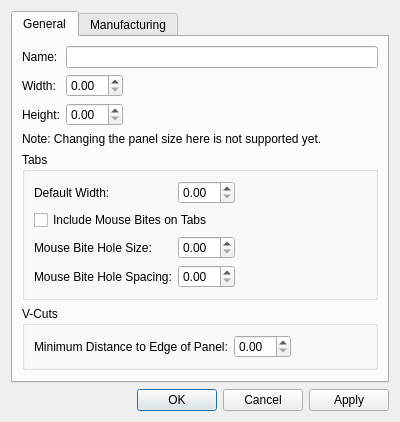
Above: libs/librepcb/editor/project/panel/panelsetupdialog.ui from AvetosDesign/LibrePCB before the change. Below: the same form after it.
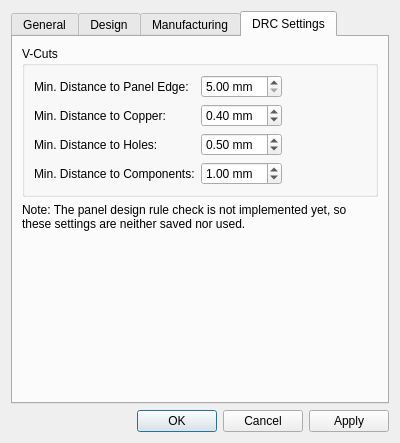
That is the form after the change. The open tabs and pages were chosen to show the change.

Commit message: Revised Panel settings dialog.

Diff of the .ui file:
```diff
--- a/libs/librepcb/editor/project/panel/panelsetupdialog.ui
+++ b/libs/librepcb/editor/project/panel/panelsetupdialog.ui
@@ -76,17 +76,14 @@
          </property>
         </widget>
        </item>
-       <item row="3" column="0" colspan="2">
-        <widget class="QLabel" name="lblSizeNotYetEditable">
-         <property name="text">
-          <string>Note: Changing the panel size here is not supported yet.</string>
-         </property>
-         <property name="wordWrap">
-          <bool>true</bool>
-         </property>
-        </widget>
-       </item>
-       <item row="4" column="0" colspan="2">
+      </layout>
+     </widget>
+     <widget class="QWidget" name="tabDesign">
+      <attribute name="title">
+       <string>Design</string>
+      </attribute>
+      <layout class="QVBoxLayout" name="verticalLayoutDesign">
+       <item>
         <widget class="QGroupBox" name="grpTabs">
          <property name="title">
           <string>Tabs</string>
@@ -111,11 +108,23 @@
                </sizepolicy>
               </property>
               <property name="toolTip">
-               <string>Width used by all tabs which don&apos;t override it</string>
+             <string>Width used by all tabs which don't override it</string>
               </property>
              </widget>
            </item>
-           <item row="1" column="0" colspan="2">
+         </layout>
+        </widget>
+       </item>
+       <item>
+        <widget class="QGroupBox" name="grpMouseBites">
+         <property name="title">
+          <string>Mouse Bites</string>
+         </property>
+         <layout class="QFormLayout" name="formLayoutMouseBites">
+          <property name="fieldGrowthPolicy">
+           <enum>QFormLayout::FieldGrowthPolicy::AllNonFixedFieldsGrow</enum>
+          </property>
+          <item row="0" column="0" colspan="2">
              <widget class="QCheckBox" name="cbxDefaultMouseBites">
               <property name="text">
                <string>Include Mouse Bites on Tabs</string>
@@ -125,14 +134,14 @@
               </property>
              </widget>
            </item>
-           <item row="2" column="0">
+          <item row="1" column="0">
              <widget class="QLabel" name="lblDefaultMouseBiteDiameter">
               <property name="text">
-               <string>Mouse Bite Hole Size:</string>
+             <string>Default Hole Size:</string>
               </property>
              </widget>
            </item>
-           <item row="2" column="1">
+          <item row="1" column="1">
              <widget class="QDoubleSpinBox" name="spbxDefaultMouseBiteDiameter">
               <property name="sizePolicy">
                <sizepolicy hsizetype="Fixed" vsizetype="Fixed">
@@ -141,18 +150,18 @@
                </sizepolicy>
               </property>
               <property name="toolTip">
-               <string>Default diameter of the mouse bite holes along the tabs&apos; cut lines</string>
+             <string>Default diameter of the mouse bite holes along the tabs' cut lines</string>
               </property>
              </widget>
            </item>
-           <item row="3" column="0">
+          <item row="2" column="0">
              <widget class="QLabel" name="lblDefaultMouseBiteSpacing">
               <property name="text">
-               <string>Mouse Bite Hole Spacing:</string>
+             <string>Default Hole Spacing:</string>
               </property>
              </widget>
            </item>
-           <item row="3" column="1">
+          <item row="2" column="1">
              <widget class="QDoubleSpinBox" name="spbxDefaultMouseBiteSpacing">
               <property name="sizePolicy">
                <sizepolicy hsizetype="Fixed" vsizetype="Fixed">
@@ -165,27 +174,76 @@
               </property>
              </widget>
            </item>
+          <item row="3" column="0">
+           <widget class="QLabel" name="lblDefaultMouseBiteOffset">
+            <property name="text">
+             <string>Default Offset:</string>
+            </property>
+           </widget>
+          </item>
+          <item row="3" column="1">
+           <widget class="QDoubleSpinBox" name="spbxDefaultMouseBiteOffset">
+            <property name="sizePolicy">
+             <sizepolicy hsizetype="Fixed" vsizetype="Fixed">
+              <horstretch>0</horstretch>
+              <verstretch>0</verstretch>
+             </sizepolicy>
+            </property>
+            <property name="toolTip">
+             <string>Default distance of the mouse bite hole centers from the board edge (negative: inside the board outline, positive: outside of it)</string>
+            </property>
+           </widget>
+          </item>
          </layout>
         </widget>
        </item>
-       <item row="5" column="0" colspan="2">
-        <widget class="QGroupBox" name="grpVCuts">
+       <item>
+        <widget class="QGroupBox" name="grpFraming">
          <property name="title">
-          <string>V-Cuts</string>
+          <string>Framing</string>
          </property>
-         <layout class="QFormLayout" name="formLayoutVCuts">
+         <layout class="QFormLayout" name="formLayoutFraming">
           <property name="fieldGrowthPolicy">
            <enum>QFormLayout::FieldGrowthPolicy::AllNonFixedFieldsGrow</enum>
           </property>
            <item row="0" column="0">
-             <widget class="QLabel" name="lblDefaultVCutMinPanelEdgeDistance">
+           <widget class="QLabel" name="lblRoutingStyle">
               <property name="text">
-               <string>Minimum Distance to Edge of Panel:</string>
+             <string>Routing Style:</string>
               </property>
              </widget>
            </item>
            <item row="0" column="1">
-             <widget class="QDoubleSpinBox" name="spbxDefaultVCutMinPanelEdgeDistance">
+           <widget class="QComboBox" name="cbxRoutingStyle">
+            <property name="toolTip">
+             <string>None: boards are not routed (V-cuts only). Open: everything except the frame and the tabs is removed. Tight: a single route around each board, interrupted by the tabs.</string>
+            </property>
+            <item>
+             <property name="text">
+              <string>None</string>
+             </property>
+            </item>
+            <item>
+             <property name="text">
+              <string>Open</string>
+             </property>
+            </item>
+            <item>
+             <property name="text">
+              <string>Tight</string>
+             </property>
+            </item>
+           </widget>
+          </item>
+          <item row="1" column="0">
+           <widget class="QLabel" name="lblFrameWidthTopBottom">
+            <property name="text">
+             <string>Frame Width Top/Bottom:</string>
+            </property>
+           </widget>
+          </item>
+          <item row="1" column="1">
+           <widget class="QDoubleSpinBox" name="spbxFrameWidthTopBottom">
               <property name="sizePolicy">
                <sizepolicy hsizetype="Fixed" vsizetype="Fixed">
                 <horstretch>0</horstretch>
@@ -193,13 +251,46 @@
                </sizepolicy>
               </property>
               <property name="toolTip">
-               <string>Default minimum distance between a V-cut line and the edge of the panel</string>
+             <string>Width of the frame (rail) along the top and bottom panel edges, for the Open routing style (0 = no frame there)</string>
+            </property>
+           </widget>
+          </item>
+          <item row="2" column="0">
+           <widget class="QLabel" name="lblFrameWidthLeftRight">
+            <property name="text">
+             <string>Frame Width Left/Right:</string>
+            </property>
+           </widget>
+          </item>
+          <item row="2" column="1">
+           <widget class="QDoubleSpinBox" name="spbxFrameWidthLeftRight">
+            <property name="sizePolicy">
+             <sizepolicy hsizetype="Fixed" vsizetype="Fixed">
+              <horstretch>0</horstretch>
+              <verstretch>0</verstretch>
+             </sizepolicy>
+            </property>
+            <property name="toolTip">
+             <string>Width of the frame (rail) along the left and right panel edges, for the Open routing style (0 = no frame there)</string>
               </property>
              </widget>
            </item>
          </layout>
         </widget>
        </item>
+       <item>
+        <spacer name="verticalSpacerDesign">
+         <property name="orientation">
+          <enum>Qt::Orientation::Vertical</enum>
+         </property>
+         <property name="sizeHint" stdset="0">
+          <size>
+           <width>20</width>
+           <height>40</height>
+          </size>
+         </property>
+        </spacer>
+       </item>
       </layout>
      </widget>
      <widget class="QWidget" name="tabManufacturing">
@@ -208,11 +299,7 @@
       </attribute>
       <layout class="QVBoxLayout" name="verticalLayoutManufacturing">
        <item>
-        <widget class="QGroupBox" name="grpRouting">
-         <property name="title">
-          <string>Routing</string>
-         </property>
-         <layout class="QFormLayout" name="formLayoutRouting">
+        <layout class="QFormLayout" name="formLayoutManufacturing">
           <property name="fieldGrowthPolicy">
            <enum>QFormLayout::FieldGrowthPolicy::AllNonFixedFieldsGrow</enum>
           </property>
@@ -225,6 +312,12 @@
           </item>
           <item row="0" column="1">
            <widget class="QComboBox" name="cbxRouterBitSize">
+           <property name="editable">
+            <bool>true</bool>
+           </property>
+           <property name="toolTip">
+            <string>Diameter of the router bit. Choose a common size or enter any value, with an optional unit (mm, in, ", mil), e.g. 0.1in</string>
+           </property>
             <item>
              <property name="text">
               <string>1.0 mm</string>
@@ -242,29 +335,7 @@
             </item>
            </widget>
           </item>
-          <item row="1" column="0">
-           <widget class="QLabel" name="lblRoutingStyle">
-            <property name="text">
-             <string>Routing Style:</string>
-            </property>
-           </widget>
-          </item>
-          <item row="1" column="1">
-           <widget class="QComboBox" name="cbxRoutingStyle">
-            <item>
-             <property name="text">
-              <string>Open</string>
-             </property>
-            </item>
-            <item>
-             <property name="text">
-              <string>Tight</string>
-             </property>
-            </item>
-           </widget>
-          </item>
-         </layout>
-        </widget>
+        </layout>
        </item>
        <item>
         <spacer name="verticalSpacerManufacturing">
@@ -281,6 +352,200 @@
        </item>
       </layout>
      </widget>
+     <widget class="QWidget" name="tabDrc">
+      <attribute name="title">
+       <string>DRC Settings</string>
+      </attribute>
+      <layout class="QVBoxLayout" name="verticalLayoutDrc">
+       <item>
+        <widget class="QGroupBox" name="grpDrcVCuts">
+         <property name="title">
+          <string>V-Cuts</string>
+         </property>
+         <layout class="QFormLayout" name="formLayoutDrcVCuts">
+          <property name="fieldGrowthPolicy">
+           <enum>QFormLayout::FieldGrowthPolicy::AllNonFixedFieldsGrow</enum>
+          </property>
+          <item row="0" column="0">
+           <widget class="QLabel" name="lblDrcVCutPanelEdge">
+            <property name="text">
+             <string>Min. Distance to Panel Edge:</string>
+            </property>
+           </widget>
+          </item>
+          <item row="0" column="1">
+           <widget class="QDoubleSpinBox" name="spbxDrcVCutPanelEdge">
+            <property name="sizePolicy">
+             <sizepolicy hsizetype="Fixed" vsizetype="Fixed">
+              <horstretch>0</horstretch>
+              <verstretch>0</verstretch>
+             </sizepolicy>
+            </property>
+            <property name="toolTip">
+             <string>Minimum distance between a V-cut line and the edge of the panel (manufacturers typically require 5.0 mm to 20.0 mm)</string>
+            </property>
+            <property name="suffix">
+             <string> mm</string>
+            </property>
+            <property name="decimals">
+             <number>2</number>
+            </property>
+            <property name="minimum">
+             <double>5.0</double>
+            </property>
+            <property name="maximum">
+             <double>20.0</double>
+            </property>
+            <property name="singleStep">
+             <double>0.05</double>
+            </property>
+            <property name="value">
+             <double>5.0</double>
+            </property>
+           </widget>
+          </item>
+          <item row="1" column="0">
+           <widget class="QLabel" name="lblDrcVCutCopper">
+            <property name="text">
+             <string>Min. Distance to Copper:</string>
+            </property>
+           </widget>
+          </item>
+          <item row="1" column="1">
+           <widget class="QDoubleSpinBox" name="spbxDrcVCutCopper">
+            <property name="sizePolicy">
+             <sizepolicy hsizetype="Fixed" vsizetype="Fixed">
+              <horstretch>0</horstretch>
+              <verstretch>0</verstretch>
+             </sizepolicy>
+            </property>
+            <property name="toolTip">
+             <string>Minimum distance between any copper and the V-cut centerline</string>
+            </property>
+            <property name="suffix">
+             <string> mm</string>
+            </property>
+            <property name="decimals">
+             <number>2</number>
+            </property>
+            <property name="minimum">
+             <double>0.0</double>
+            </property>
+            <property name="maximum">
+             <double>10.0</double>
+            </property>
+            <property name="singleStep">
+             <double>0.05</double>
+            </property>
+            <property name="value">
+             <double>0.4</double>
+            </property>
+           </widget>
+          </item>
+          <item row="2" column="0">
+           <widget class="QLabel" name="lblDrcVCutHoles">
+            <property name="text">
+             <string>Min. Distance to Holes:</string>
+            </property>
+           </widget>
+          </item>
+          <item row="2" column="1">
+           <widget class="QDoubleSpinBox" name="spbxDrcVCutHoles">
+            <property name="sizePolicy">
+             <sizepolicy hsizetype="Fixed" vsizetype="Fixed">
+              <horstretch>0</horstretch>
+              <verstretch>0</verstretch>
+             </sizepolicy>
+            </property>
+            <property name="toolTip">
+             <string>Minimum distance between any hole and the V-cut centerline</string>
+            </property>
+            <property name="suffix">
+             <string> mm</string>
+            </property>
+            <property name="decimals">
+             <number>2</number>
+            </property>
+            <property name="minimum">
+             <double>0.0</double>
+            </property>
+            <property name="maximum">
+             <double>10.0</double>
+            </property>
+            <property name="singleStep">
+             <double>0.05</double>
+            </property>
+            <property name="value">
+             <double>0.5</double>
+            </property>
+           </widget>
+          </item>
+          <item row="3" column="0">
+           <widget class="QLabel" name="lblDrcVCutComponents">
+            <property name="text">
+             <string>Min. Distance to Components:</string>
+            </property>
+           </widget>
+          </item>
+          <item row="3" column="1">
+           <widget class="QDoubleSpinBox" name="spbxDrcVCutComponents">
+            <property name="sizePolicy">
+             <sizepolicy hsizetype="Fixed" vsizetype="Fixed">
+              <horstretch>0</horstretch>
+              <verstretch>0</verstretch>
+             </sizepolicy>
+            </property>
+            <property name="toolTip">
+             <string>Minimum distance between any component and the V-cut</string>
+            </property>
+            <property name="suffix">
+             <string> mm</string>
+            </property>
+            <property name="decimals">
+             <number>2</number>
+            </property>
+            <property name="minimum">
+             <double>0.0</double>
+            </property>
+            <property name="maximum">
+             <double>20.0</double>
+            </property>
+            <property name="singleStep">
+             <double>0.05</double>
+            </property>
+            <property name="value">
+             <double>1.0</double>
+            </property>
+           </widget>
+          </item>
+         </layout>
+        </widget>
+       </item>
+       <item>
+        <widget class="QLabel" name="lblDrcNotImplemented">
+         <property name="text">
+          <string>Note: The panel design rule check is not implemented yet, so these settings are neither saved nor used.</string>
+         </property>
+         <property name="wordWrap">
+          <bool>true</bool>
+         </property>
+        </widget>
+       </item>
+       <item>
+        <spacer name="verticalSpacerDrc">
+         <property name="orientation">
+          <enum>Qt::Orientation::Vertical</enum>
+         </property>
+         <property name="sizeHint" stdset="0">
+          <size>
+           <width>20</width>
+           <height>40</height>
+          </size>
+         </property>
+        </spacer>
+       </item>
+      </layout>
+     </widget>
     </widget>
    </item>
    <item>
```
Left out of the diff: 5 changed lines with no effect on the pictures. Lines whose indentation alone changed are shown as unchanged. The commit also changes 7 other files.
